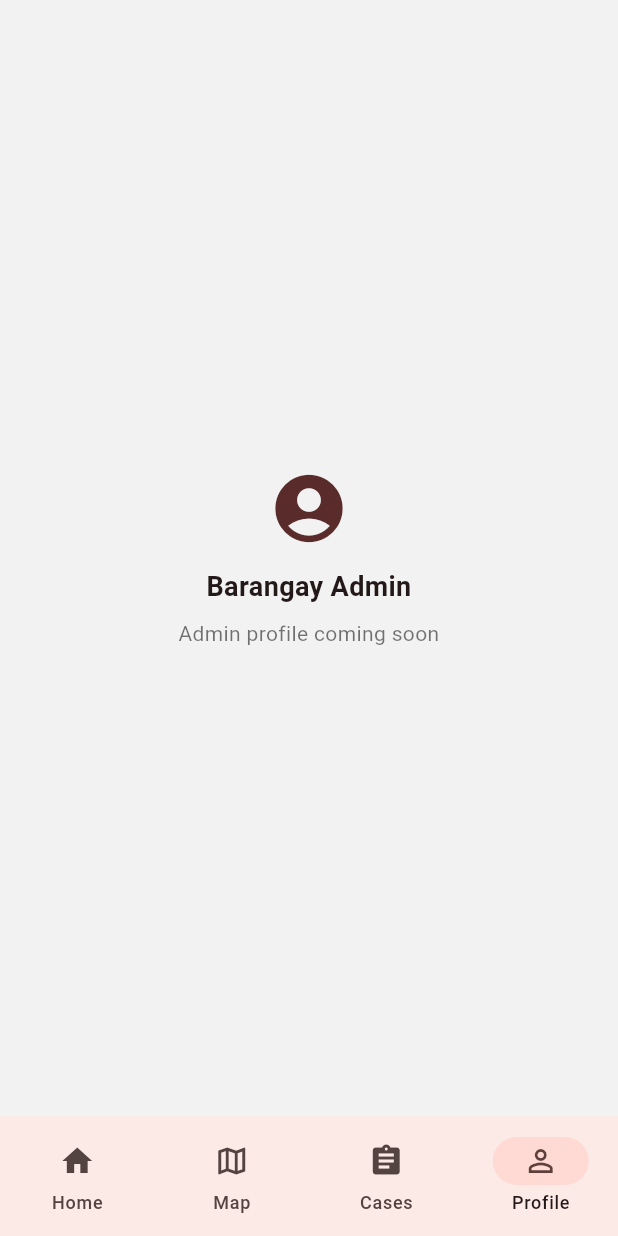
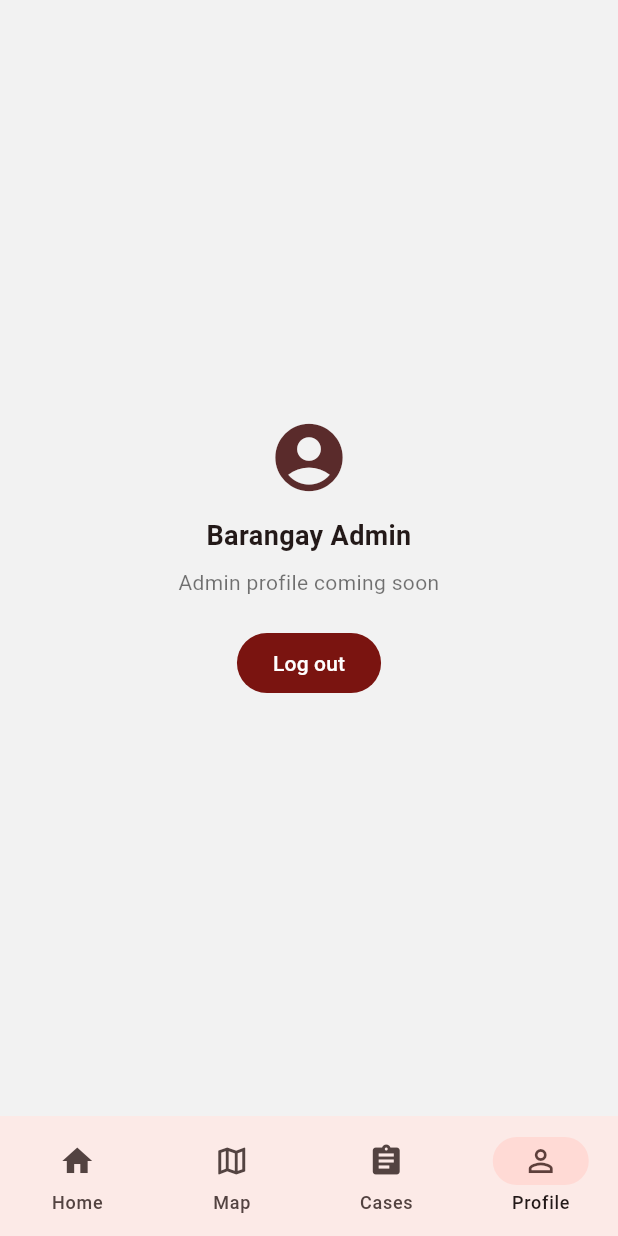
Before and after one commit to SeanO051605/ReddiMob, a Flutter app: the BarangayAdminShell screen opened directly, item 4 of the bottom bar chosen, on a phone screen of 412 x 824 dp. Run offline on Flutter 3.47's test engine with Material 3 defaults, Android fonts, the phone set to English and light mode, and no system bars; our stand-ins replace latlong2, webview_flutter.

Commit message:
Wire up barangay admin actions
Co-authored-by: Copilot <223556219+Copilot@users.noreply.github.com>

```diff
--- a/lib/views/dashboards/barangay_admin_profile.dart
+++ b/lib/views/dashboards/barangay_admin_profile.dart
@@ -1,26 +1,36 @@
 import 'package:flutter/material.dart';
 
+import '../../core/theme.dart';
 import '../../models/barangay_admin_case.dart';
 
 class BarangayAdminProfile extends StatelessWidget {
-  const BarangayAdminProfile({super.key});
+  final VoidCallback onLogout;
+
+  const BarangayAdminProfile({super.key, required this.onLogout});
 
   @override
-  Widget build(BuildContext context) => const Center(
+  Widget build(BuildContext context) => Center(
         child: Padding(
-          padding: EdgeInsets.all(24),
+          padding: const EdgeInsets.all(24),
           child: Column(
             mainAxisSize: MainAxisSize.min,
             children: [
-              Icon(Icons.account_circle, size: 54, color: barangayAdminBrown),
-              SizedBox(height: 12),
-              Text('Barangay Admin',
+              const Icon(Icons.account_circle,
+                  size: 54, color: barangayAdminBrown),
+              const SizedBox(height: 12),
+              const Text('Barangay Admin',
                   textAlign: TextAlign.center,
                   style: TextStyle(fontSize: 18, fontWeight: FontWeight.w700)),
-              SizedBox(height: 8),
-              Text('Admin profile coming soon',
+              const SizedBox(height: 8),
+              const Text('Admin profile coming soon',
                   textAlign: TextAlign.center,
                   style: TextStyle(color: Colors.black54)),
+              const SizedBox(height: 20),
+              FilledButton(
+                style: FilledButton.styleFrom(backgroundColor: kSos),
+                onPressed: onLogout,
+                child: const Text('Log out'),
+              ),
             ],
           ),
         ),
```
Also changed, not shown: lib/views/dashboards/barangay_admin_case_detail.dart (+32 -10 lines), lib/views/dashboards/barangay_admin_dashboard.dart (+15 -7 lines), lib/views/screens/barangay_admin_shell.dart (+29 -3 lines), 1 other file.
